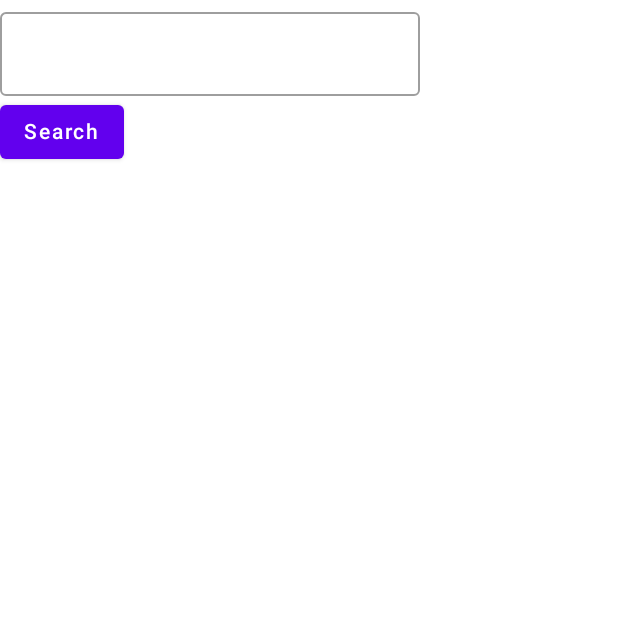
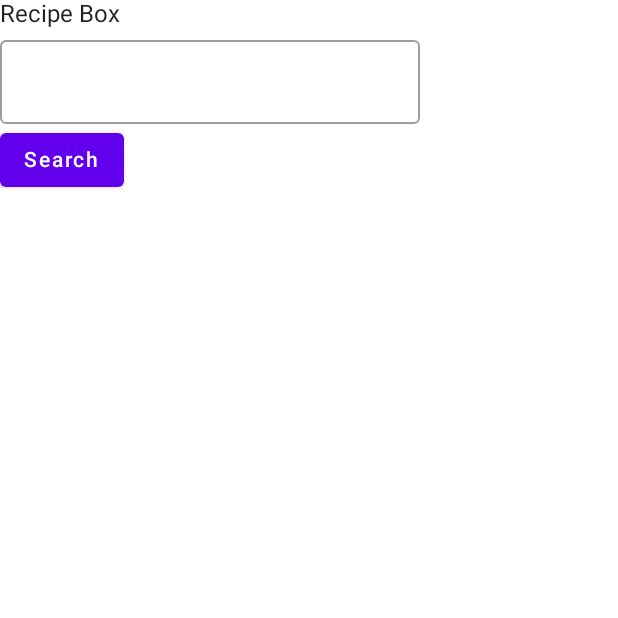
Before and after one commit to bolandmj/RecipeBox, an Android app built with Jetpack Compose: the screen it shows after launch (MainActivity), on a phone screen of 412 x 824 dp, the top half of it. Run offline under Robolectric (Android 15) with nearby library versions, the phone set to English and light mode, and no system bars.

Commit message:
Added Title to top of app

```diff
--- a/app2/src/main/java/com/example/recipebox/MainActivity.kt
+++ b/app2/src/main/java/com/example/recipebox/MainActivity.kt
@@ -1,6 +1,7 @@
 package com.example.recipebox
 
 import android.os.Bundle
+import android.widget.TextView
 import android.widget.Toast
 import androidx.activity.ComponentActivity
 import androidx.activity.compose.setContent
@@ -38,6 +39,10 @@ fun RecipeDetails(name: String) {
     val context = LocalContext.current
 
     Column {
+        Text(
+            text = "Recipe Box"
+        )
+
         OutlinedTextField(
             value = recipeName,
             onValueChange = { recipeName = it },
```
